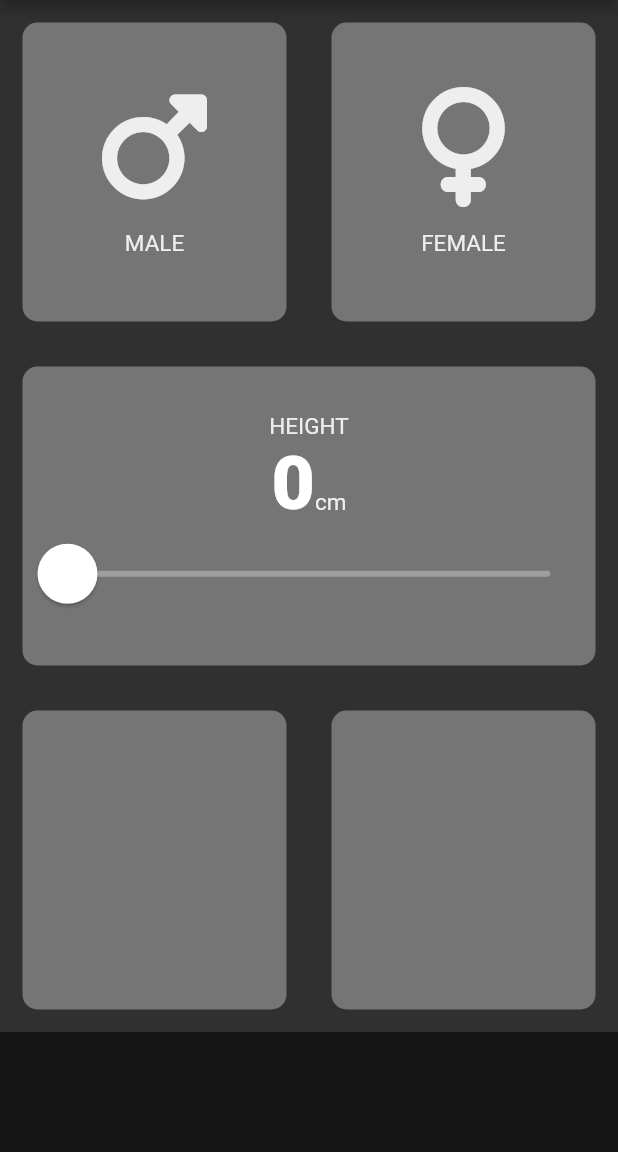
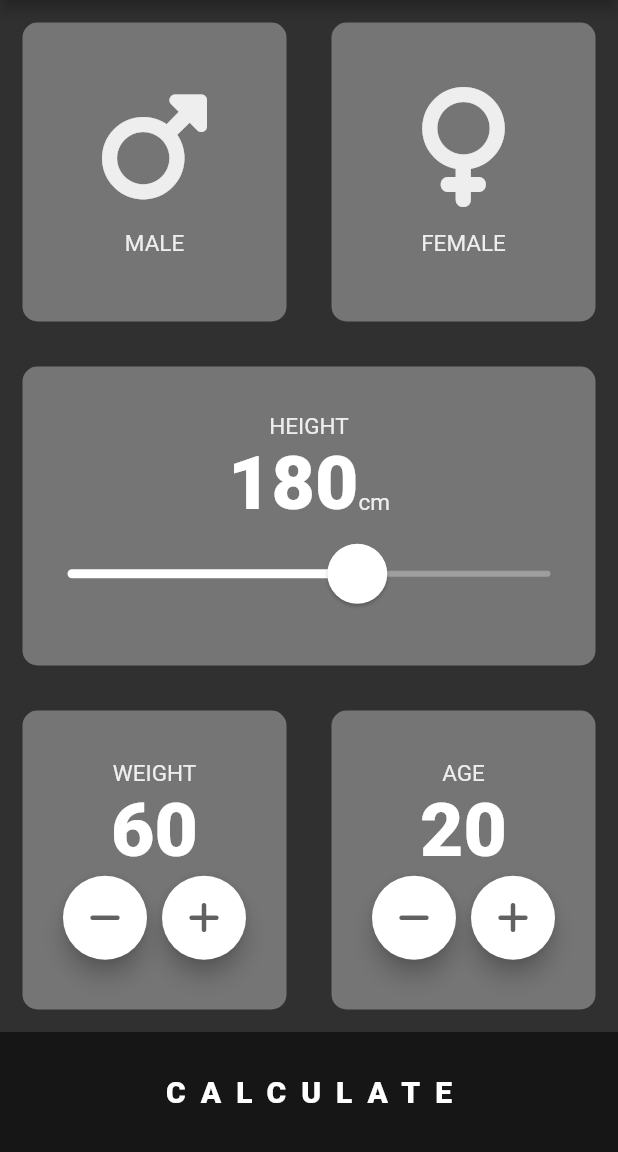
Before and after one commit to ArslanYM/Flutter-Learning, a Flutter app: the screen it shows after launch, on a phone screen of 412 x 824 dp, the part 84-1236 px from its top. Run offline on Flutter 3.47's test engine with Material 2 defaults, Android fonts, the phone set to English and light mode, and no system bars; our stand-ins replace audioplayers, font_awesome_flutter, rflutter_alert.

Commit message:
completed BMI calc

```diff
--- /dev/null
+++ b/Flutter-apps/bmi_calculator/lib/bmi_brain.dart
@@ -0,0 +1,34 @@
+import 'dart:math';
+
+class BMIbrain {
+  BMIbrain({this.height, this.weight});
+  final int height;
+  final int weight;
+
+  double _bmi;
+
+  String calculateBMI() {
+    _bmi = weight / pow(height / 100, 2);
+    return _bmi.toStringAsFixed(1);
+  }
+
+  String getResult() {
+    if (_bmi >= 25) {
+      return 'Overweight';
+    } else if (_bmi >= 18.5) {
+      return 'Normal';
+    } else {
+      return 'Underweight';
+    }
+  }
+
+  String getInterpretation() {
+    if (_bmi >= 25) {
+      return 'Cut out your daily calories ';
+    } else if (_bmi >= 18.5) {
+      return 'You have Normal BMI';
+    } else {
+      return 'Eat more ';
+    }
+  }
+}
--- a/Flutter-apps/bmi_calculator/lib/input_page.dart
+++ b/Flutter-apps/bmi_calculator/lib/input_page.dart
@@ -1,11 +1,10 @@
-import 'dart:ui';
-
-import 'package:flutter/foundation.dart';
+import 'result_page.dart';
 import 'package:flutter/material.dart';
 import 'package:font_awesome_flutter/font_awesome_flutter.dart';
 import 'home_page_element.dart';
 import 'icon_content.dart';
 import 'constants.dart';
+import 'bmi_brain.dart';
 
 enum Gender { male, female }
 
@@ -16,7 +15,10 @@ class InputPage extends StatefulWidget {
 
 class _InputPageState extends State<InputPage> {
   Gender selectedGender;
-  int height = 0;
+  int height = 180;
+  int weight = 60;
+  int age = 20;
+
   @override
   Widget build(BuildContext context) {
     return Scaffold(
@@ -102,7 +104,7 @@ class _InputPageState extends State<InputPage> {
                     ),
                     child: Slider(
                       value: height.toDouble(),
-                      min: 0,
+                      min: 0.0,
                       max: 300,
                       activeColor: Colors.white,
                       inactiveColor: Colors.grey,
@@ -124,23 +126,151 @@ class _InputPageState extends State<InputPage> {
                 Expanded(
                   child: HomePageElement(
                     colour: inactiveCardColor,
+                    cardChild: Column(
+                      mainAxisAlignment: MainAxisAlignment.center,
+                      children: [
+                        Text(
+                          'WEIGHT',
+                          style: TextStyle(
+                              fontSize: 15.0, color: Colors.grey.shade200),
+                        ),
+                        Text(
+                          weight.toString(),
+                          style: bigText,
+                        ),
+                        Row(
+                          mainAxisAlignment: MainAxisAlignment.center,
+                          children: [
+                            RoundedIconButton(
+                                icon: FontAwesomeIcons.minus,
+                                onTap: () {
+                                  setState(() {
+                                    if (weight == 0) {
+                                      return;
+                                    } else {
+                                      weight--;
+                                    }
+                                  });
+                                }),
+                            SizedBox(
+                              width: 10.0,
+                            ),
+                            RoundedIconButton(
+                              icon: FontAwesomeIcons.plus,
+                              onTap: () {
+                                setState(() {
+                                  weight++;
+                                });
+                              },
+                            ),
+                          ],
+                        ),
+                      ],
+                    ),
                   ),
                 ),
                 Expanded(
                   child: HomePageElement(
                     colour: inactiveCardColor,
+                    cardChild: Column(
+                      mainAxisAlignment: MainAxisAlignment.center,
+                      children: [
+                        Text(
+                          'AGE',
+                          style: TextStyle(
+                              fontSize: 15.0, color: Colors.grey.shade200),
+                        ),
+                        Text(
+                          age.toString(),
+                          style: bigText,
+                        ),
+                        Row(
+                          mainAxisAlignment: MainAxisAlignment.center,
+                          children: [
+                            RoundedIconButton(
+                                icon: FontAwesomeIcons.minus,
+                                onTap: () {
+                                  setState(() {
+                                    if (age != 0) {
+                                      age--;
+                                    }
+                                  });
+                                }),
+                            SizedBox(
+                              width: 10.0,
+                            ),
+                            RoundedIconButton(
+                              icon: FontAwesomeIcons.plus,
+                              onTap: () {
+                                setState(() {
+                                  age++;
+                                });
+                              },
+                            ),
+                          ],
+                        ),
+                      ],
+                    ),
                   ),
                 ),
               ],
             ),
           ),
-          Container(
-            color: Colors.black54,
-            height: 80.0,
-            width: double.infinity,
+          GestureDetector(
+            onTap: () {
+              BMIbrain calc = BMIbrain(height: height, weight: weight);
+              Navigator.push(
+                context,
+                MaterialPageRoute(
+                    builder: (context) => ResultPage(
+                          bmi: calc.calculateBMI(),
+                          bmiResult: calc.getResult(),
+                          interpret: calc.getInterpretation(),
+                        )),
+              );
+            },
+            child: Container(
+              child: Center(
+                child: Text(
+                  'CALCULATE',
+                  style: TextStyle(
+                    fontSize: 20.0,
+                    letterSpacing: 10,
+                    fontWeight: FontWeight.w900,
+                  ),
+                ),
+              ),
+              color: Colors.black54,
+              height: 80.0,
+              width: double.infinity,
+            ),
           ),
         ],
       ),
     );
   }
 }
+
+class RoundedIconButton extends StatelessWidget {
+  const RoundedIconButton({this.icon, @required this.onTap});
+  final IconData icon;
+  final Function onTap;
+
+  @override
+  Widget build(BuildContext context) {
+    return RawMaterialButton(
+      constraints: BoxConstraints.tightFor(
+        width: 56.0,
+        height: 56.0,
+      ),
+      onPressed: onTap,
+      shape: CircleBorder(),
+      fillColor: Colors.white,
+      child: Icon(
+        icon,
+        color: Colors.grey.shade700,
+      ),
+      elevation: 6.0,
+    );
+  }
+}
--- a/Flutter-apps/bmi_calculator/lib/main.dart
+++ b/Flutter-apps/bmi_calculator/lib/main.dart
@@ -1,5 +1,6 @@
 import 'package:flutter/material.dart';
 import 'input_page.dart';
+import 'result_page.dart';
 
 void main() => runApp(BMICalculator());
 
@@ -8,7 +9,11 @@ class BMICalculator extends StatelessWidget {
   Widget build(BuildContext context) {
     return MaterialApp(
       theme: ThemeData(colorScheme: ColorScheme.dark()),
-      home: InputPage(),
+      initialRoute: '/',
+      routes: {
+        '/': (context) => InputPage(),
+        '/results': (context) => ResultPage(),
+      },
     );
   }
 }
```
Also changed, not shown: Flutter-apps/bmi_calculator/lib/result_page.dart (added, +89 -0 lines).
